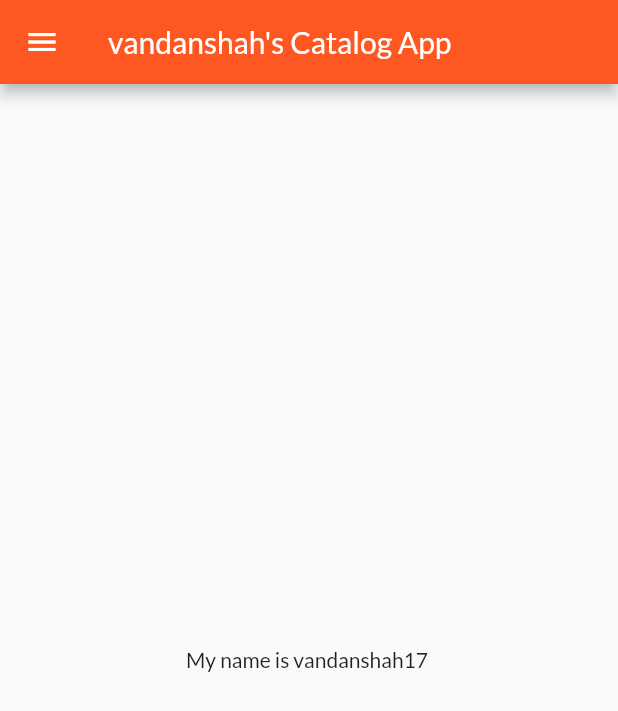
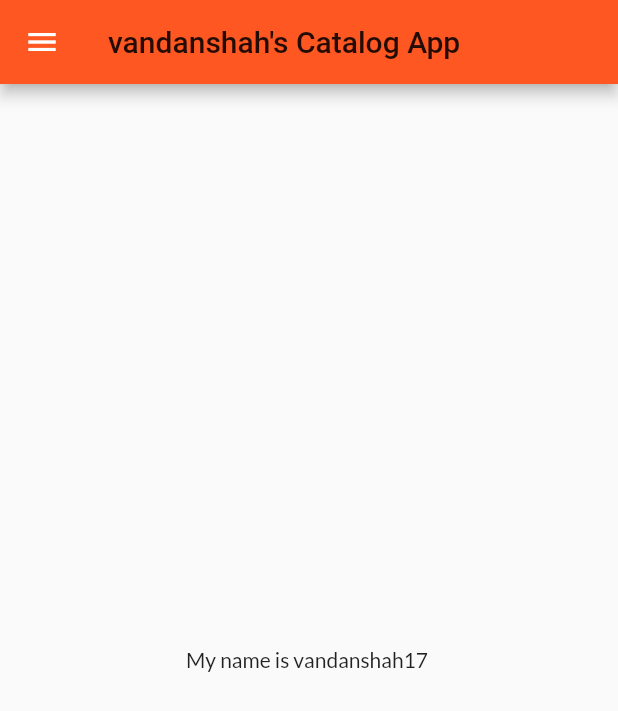
Before and after one commit to vandanshah17/MyFirstApp-Flutter, a Flutter app: the screen it shows after launch, on a phone screen of 412 x 824 dp. Shown: the top 711 px of the screen. Run offline on Flutter 3.47's test engine with Material 2 defaults, Android fonts, the phone set to English and light mode, and no system bars; our stand-ins replace google_fonts.

Commit message:
themes extracted

```diff
--- /dev/null
+++ b/lib/Widgets/themes.dart
@@ -0,0 +1,16 @@
+import 'package:flutter/material.dart';
+
+import 'package:google_fonts/google_fonts.dart';
+
+class MyTheme {
+  static ThemeData lightTheme(BuildContext context) => ThemeData(
+      primarySwatch: Colors.deepOrange,
+      fontFamily: GoogleFonts.lato().fontFamily,
+      appBarTheme: AppBarTheme(
+          color: Colors.deepOrange,
+          iconTheme: IconThemeData(color: Colors.white),
+          textTheme: Theme.of(context).textTheme));
+  static ThemeData darkTheme(BuildContext context) => ThemeData(
+    brightness: Brightness.dark,
+  );
+}
--- a/lib/main.dart
+++ b/lib/main.dart
@@ -1,4 +1,5 @@
 import 'package:flutter/material.dart';
+import 'package:flutter_application_1/Widgets/themes.dart';
 import 'package:flutter_application_1/utils/routes.dart';
 import 'package:google_fonts/google_fonts.dart';
 import 'package:flutter_application_1/Pages/home_page.dart';
@@ -16,16 +17,8 @@ class MyApp extends StatelessWidget {
 
     return MaterialApp(
       themeMode: ThemeMode.light,
-      theme: ThemeData(
-        primarySwatch: Colors.deepOrange,
-        fontFamily: GoogleFonts.lato().fontFamily,
-        primaryTextTheme: GoogleFonts.latoTextTheme(),
-        ),
-      darkTheme: ThemeData(
-        brightness: Brightness.dark,
-        primarySwatch: Colors.deepOrange,
-
-      ),
+      theme: MyTheme.lightTheme(context),
+      darkTheme: MyTheme.darkTheme(context),
       debugShowCheckedModeBanner: false,
       initialRoute: "/",
       routes: {
```
